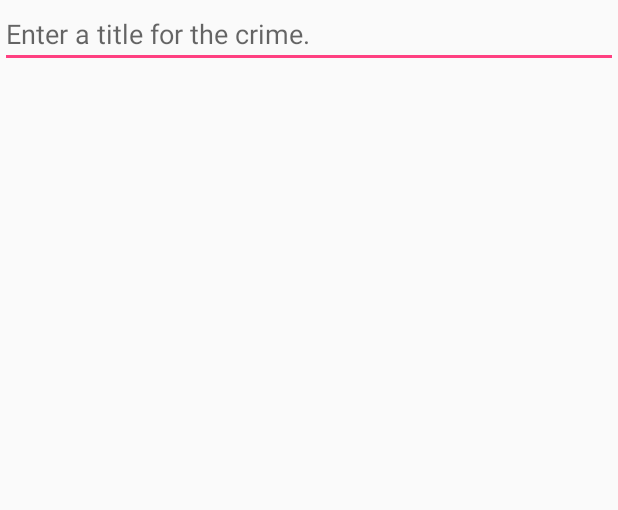
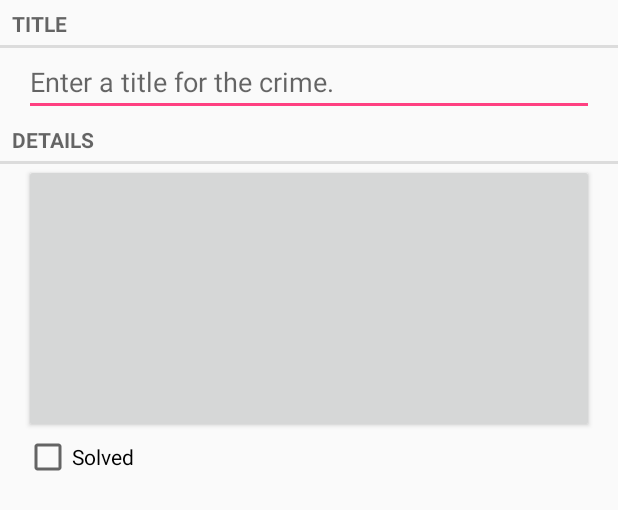
Before and after one commit to USC-ICT221-Kim/CriminalIntent-, an Android app: the layout fragment_crime.xml on its own in the app's theme, with its tools: preview values and no code run, on a phone screen of 412 x 824 dp. Shown: the top 510 px of the screen. Run offline under Robolectric (Android 15) with nearby library versions, the phone set to English and light mode, and no system bars.

Commit message:
Updated fragment_crim.xml
Successfully got button in App

```diff
--- a/app/src/main/res/layout/fragment_crime.xml
+++ b/app/src/main/res/layout/fragment_crime.xml
@@ -1,11 +1,42 @@
+<?xml version="1.0" encoding="utf-8"?>
 <LinearLayout xmlns:android="http://schemas.android.com/apk/res/android"
     android:layout_width="match_parent"
-    android:layout_height="match_parent"
+    android:layout_height="wrap_content"
     android:orientation="vertical">
+
+    <TextView
+        style="?android:listSeparatorTextViewStyle"
+        android:layout_width="match_parent"
+        android:layout_height="wrap_content"
+        android:text="@string/crime_title_label" />
 
     <EditText
         android:id="@+id/crime_title"
         android:layout_width="match_parent"
         android:layout_height="wrap_content"
+        android:layout_marginLeft="16dp"
+        android:layout_marginRight="16dp"
         android:hint="@string/crime_title_hint" />
+
+    <TextView
+        style="?android:listSeparatorTextViewStyle"
+        android:layout_width="match_parent"
+        android:layout_height="wrap_content"
+        android:text="@string/crime_details_label" />
+
+    <Button
+        android:id="@+id/crime_date"
+        android:layout_width="match_parent"
+        android:layout_height="wrap_content"
+        android:layout_marginLeft="16dp"
+        android:layout_marginRight="16dp"
+        android:padding="80dp" />
+
+    <CheckBox
+        android:id="@+id/crime_solved"
+        android:layout_width="match_parent"
+        android:layout_height="wrap_content"
+        android:layout_marginLeft="16dp"
+        android:layout_marginRight="16dp"
+        android:text="@string/crime_solved_label" />
 </LinearLayout>
--- a/app/src/main/res/values/strings.xml
+++ b/app/src/main/res/values/strings.xml
@@ -4,4 +4,7 @@
     <string name="hello_world">Hello world!</string>
     <string name="action_settings">Settings</string>
     <string name="crime_title_hint">Enter a title for the crime.</string>
+    <string name="crime_title_label">Title</string>
+    <string name="crime_details_label">Details</string>
+    <string name="crime_solved_label">Solved</string>
 </resources>
```
Also changed, not shown: app/src/main/java/com/example/yohan/criminalintent/Crime.java (+20 -0 lines), app/src/main/java/com/example/yohan/criminalintent/CrimeFragment.java (+17 -0 lines), app/src/main/res/values/styles.xml (+7 -0 lines).
